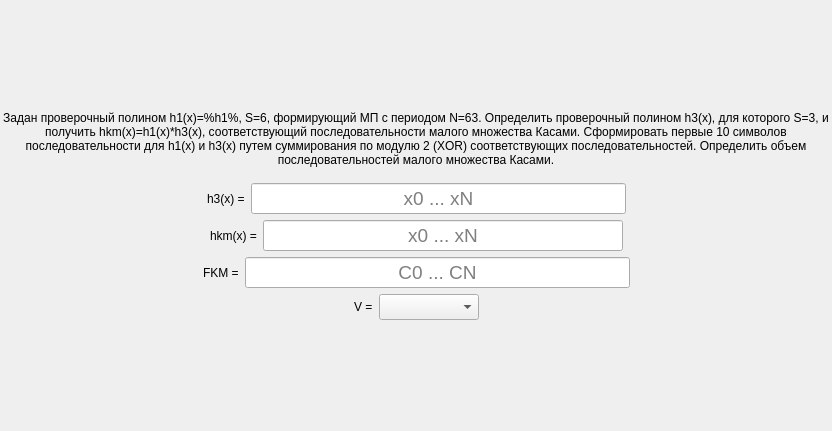
This is task/screentask7.ui in bukhmastov/fpsp as Qt 5 draws it before an edit. The edited form follows.
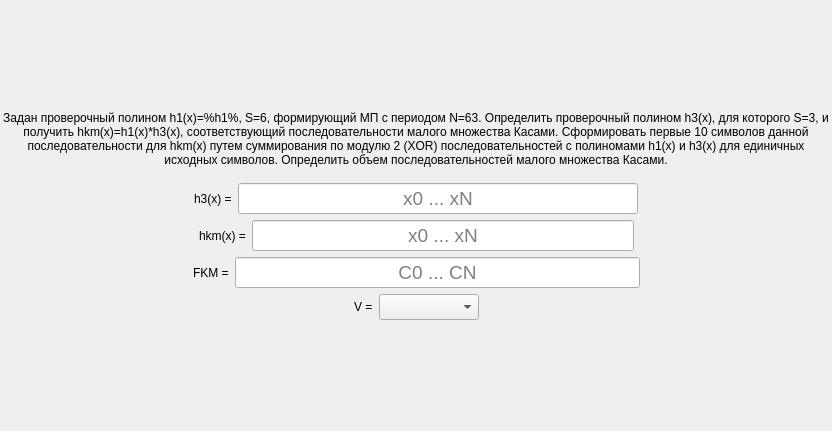
This is the edited form.

Patch:
```diff
--- a/task/screentask7.ui
+++ b/task/screentask7.ui
@@ -47,7 +47,7 @@
         <string notr="true">font: 75 16pt &quot;MS Shell Dlg 2&quot;;</string>
        </property>
        <property name="text">
-        <string>Задан проверочный полином h1(x)=%h1%, S=6, формирующий МП с периодом N=63. Определить проверочный полином h3(x), для которого S=3, и получить hkm(x)=h1(x)*h3(x), соответствующий последовательности малого множества Касами. Сформировать первые 10 символов последовательности для h1(x) и h3(x) путем суммирования по модулю 2 (XOR) соответствующих последовательностей. Определить объем последовательностей малого множества Касами.</string>
+        <string>Задан проверочный полином h1(x)=%h1%, S=6, формирующий МП с периодом N=63. Определить проверочный полином h3(x), для которого S=3, и получить hkm(x)=h1(x)*h3(x), соответствующий последовательности малого множества Касами. Сформировать первые 10 символов данной последовательности для hkm(x) путем суммирования по модулю 2 (XOR) последовательностей с полиномами h1(x) и h3(x) для единичных исходных символов. Определить объем последовательностей малого множества Касами.</string>
        </property>
        <property name="alignment">
         <set>Qt::AlignCenter</set>
@@ -108,7 +108,7 @@
          </property>
          <property name="minimumSize">
           <size>
-           <width>375</width>
+           <width>400</width>
            <height>0</height>
           </size>
          </property>
@@ -178,7 +178,7 @@
          </property>
          <property name="minimumSize">
           <size>
-           <width>360</width>
+           <width>382</width>
            <height>0</height>
           </size>
          </property>
@@ -248,7 +248,7 @@
          </property>
          <property name="minimumSize">
           <size>
-           <width>385</width>
+           <width>405</width>
            <height>0</height>
           </size>
          </property>
```
